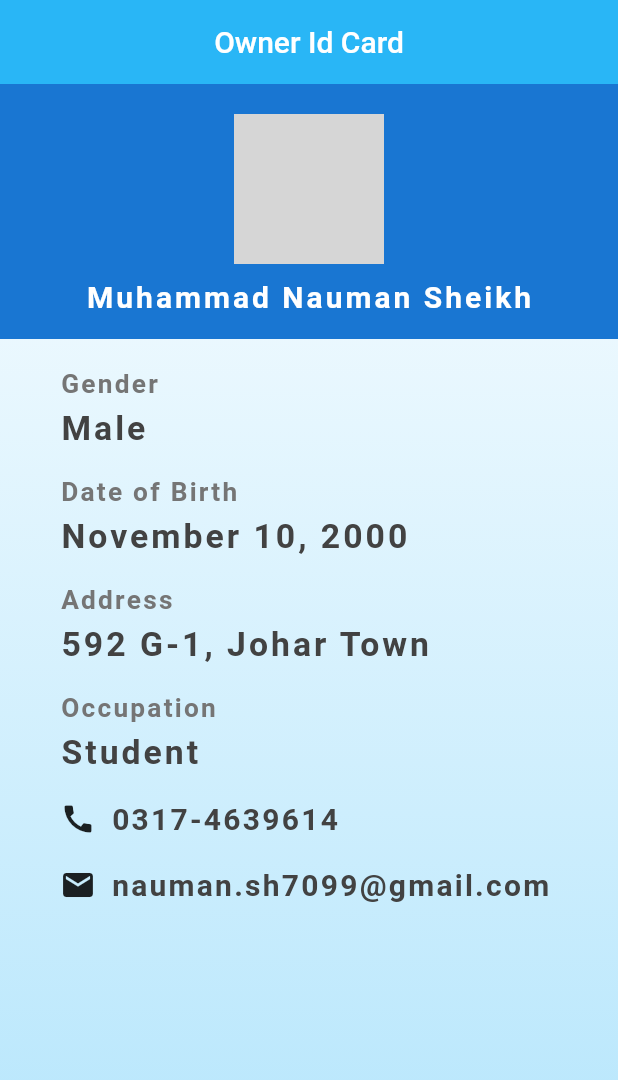
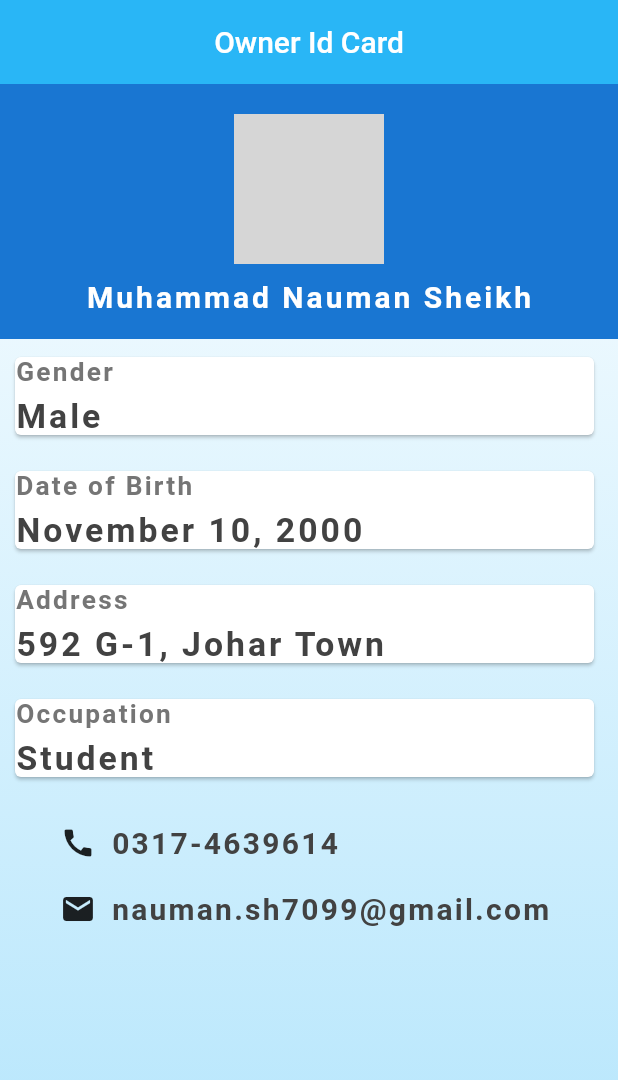
Before and after one commit to BSEF19M504/Owner_Id_in_Flutter, a Flutter app: the screen it shows after launch, on a phone screen of 412 x 824 dp. Shown: the top 1080 px of the screen. Run offline on Flutter 3.47's test engine with Material 2 defaults, Android fonts, the phone set to English and light mode, and no system bars; grey boxes are pictures that could not be loaded.

Commit message:
Implemented cards with array map

```diff
--- a/lib/main.dart
+++ b/lib/main.dart
@@ -11,6 +11,36 @@ void main() {
 class IdApp extends StatelessWidget {
   const IdApp({Key? key}) : super(key: key);
 
+  Widget infoDataTemplate(InfoData infoData){
+    return Card(
+      margin: const EdgeInsets.fromLTRB(10, 12, 16, 12),
+      child: Column(
+        crossAxisAlignment: CrossAxisAlignment.stretch,
+        children: [
+          Text(
+            infoData.option,
+            style: TextStyle(
+                fontWeight: FontWeight.bold,
+                fontSize: 17.5,
+                letterSpacing: 1.5,
+                color: Colors.grey[600]
+            ),
+          ),
+          const SizedBox(
+            height: 5,
+          ),Text(
+            infoData.answer,
+            style: TextStyle(
+                fontWeight: FontWeight.bold,
+                fontSize: 22.50,
+                letterSpacing: 2,
+                color: Colors.grey[800]
+            ),
+          ),
+        ],
+      ),
+    );
+  }
   @override
   Widget build(BuildContext context) {
     List<InfoData> infoDataList = [
@@ -80,12 +110,11 @@ class IdApp extends StatelessWidget {
                 ],
               ),
             ),
-            Padding(
-              padding: const EdgeInsets.fromLTRB(40, 20, 0, 0),
-              child: Column(
+            Column(
               crossAxisAlignment: CrossAxisAlignment.start,
               children:[
-                  for (InfoData infoData in infoDataList)...[
+                ...infoDataList.map((info) => infoDataTemplate(info)).toList(),
+                /*for (InfoData infoData in infoDataList)...[
                   Text(
                     infoData.option,
                     style: TextStyle(
@@ -110,9 +139,14 @@ class IdApp extends StatelessWidget {
                   const SizedBox(
                     height: 20,
                   ),
-                  ],
+                ],*/
+                const SizedBox(
+                  height: 20,
+                ),
                 for(InfoIcon infoIcon in infoIconList)...[
-                    Row(
+                  Padding(
+                    padding: const EdgeInsets.fromLTRB(40, 0, 0, 0),
+                    child: Row(
                       children: [
                         Icon(
                             infoIcon.icon
@@ -131,12 +165,12 @@ class IdApp extends StatelessWidget {
                         ),
                       ],
                     ),
+                  ),
                   const SizedBox(
                     height: 20,
                   ),
                 ],
               ],
-              ),
             ),
           ],
         ),
```
Lines whose indentation alone changed are shown as unchanged.
